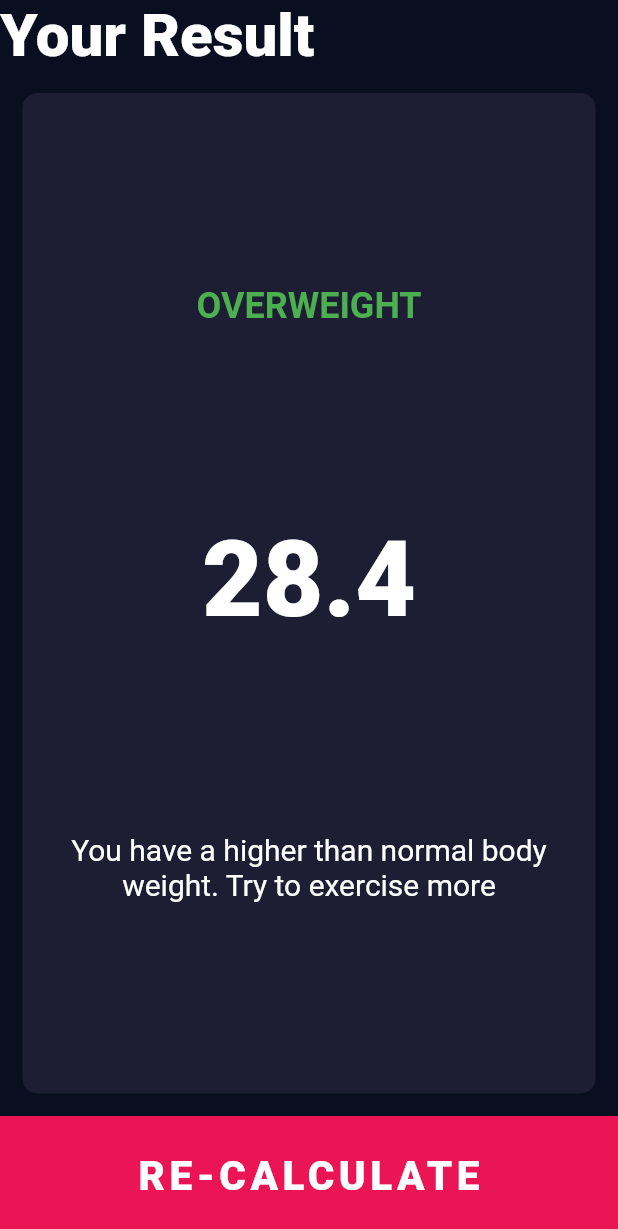
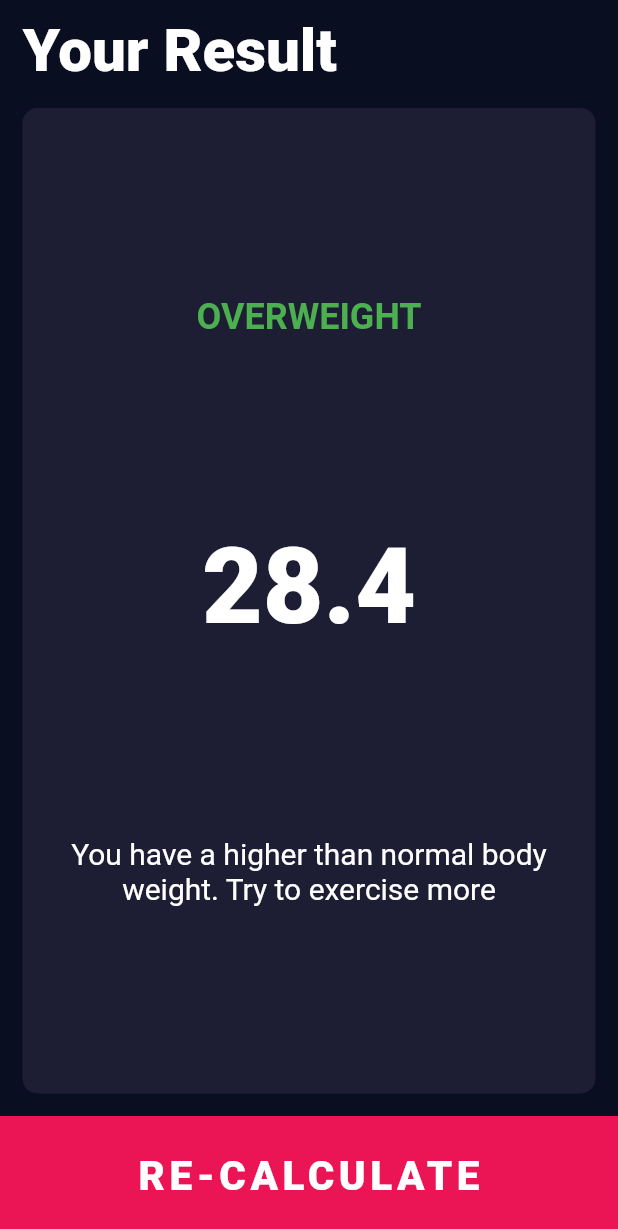
Before and after one commit to DanielGoye/dart_example, a Flutter app: the ResultPage screen opened by its route, on a phone screen of 412 x 824 dp. Shown: the top 1229 px of the screen. Run offline on Flutter 3.47's test engine with Material 2 defaults, Android fonts, the phone set to English and light mode, and no system bars; our stand-ins replace font_awesome_flutter.

Commit message:
Update result_page.dart

```diff
--- a/lib/screens/result_page.dart
+++ b/lib/screens/result_page.dart
@@ -13,9 +13,13 @@ class ResultPage extends StatelessWidget {
         child: Column(
           crossAxisAlignment: CrossAxisAlignment.start,
           children: [
-            Text(
-              "Your Result",
-              style: kNumberTextStyle.copyWith(fontSize: 40),
+            Container(
+              alignment: Alignment.bottomLeft,
+              padding: const EdgeInsets.fromLTRB(15, 10, 0, 0),
+              child: Text(
+                "Your Result",
+                style: kNumberTextStyle.copyWith(fontSize: 40),
+              ),
             ),
             Expanded(
               child: ReusableCard(
```
